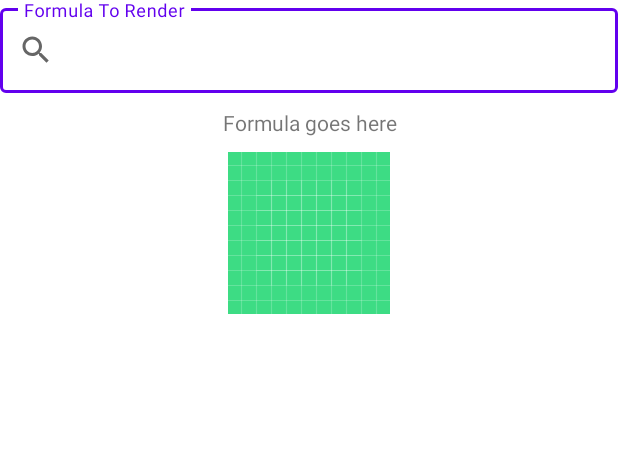
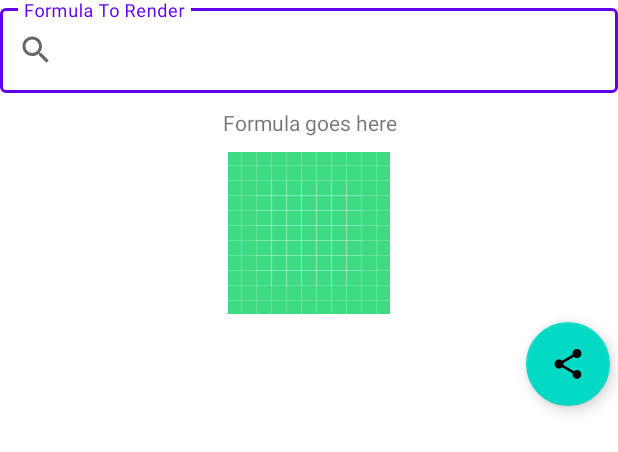
Before and after one commit to R-Masoumi/FormulaRenderer, an Android app: the layout fragment_home.xml on its own in the app's theme, with its tools: preview values and no code run, on a phone screen of 412 x 824 dp. Shown: the top 452 px of the screen. Run offline under Robolectric (Android 15) with nearby library versions, the phone set to English and light mode, and no system bars.

Commit message:
added share functionality

```diff
--- /dev/null
+++ b/app/src/main/res/drawable/ic_share.xml
@@ -0,0 +1,10 @@
+<vector xmlns:android="http://schemas.android.com/apk/res/android"
+    android:width="24dp"
+    android:height="24dp"
+    android:viewportWidth="24"
+    android:viewportHeight="24"
+    android:tint="?attr/colorControlNormal">
+  <path
+      android:fillColor="@android:color/white"
+      android:pathData="M18,16.08c-0.76,0 -1.44,0.3 -1.96,0.77L8.91,12.7c0.05,-0.23 0.09,-0.46 0.09,-0.7s-0.04,-0.47 -0.09,-0.7l7.05,-4.11c0.54,0.5 1.25,0.81 2.04,0.81 1.66,0 3,-1.34 3,-3s-1.34,-3 -3,-3 -3,1.34 -3,3c0,0.24 0.04,0.47 0.09,0.7L8.04,9.81C7.5,9.31 6.79,9 6,9c-1.66,0 -3,1.34 -3,3s1.34,3 3,3c0.79,0 1.5,-0.31 2.04,-0.81l7.12,4.16c-0.05,0.21 -0.08,0.43 -0.08,0.65 0,1.61 1.31,2.92 2.92,2.92 1.61,0 2.92,-1.31 2.92,-2.92s-1.31,-2.92 -2.92,-2.92z"/>
+</vector>
--- a/app/src/main/res/layout/fragment_home.xml
+++ b/app/src/main/res/layout/fragment_home.xml
@@ -13,6 +13,7 @@
     </data>
 
     <androidx.constraintlayout.widget.ConstraintLayout
+        android:id="@+id/container"
         android:layout_width="match_parent"
         android:layout_height="match_parent">
 
@@ -46,13 +47,28 @@
             android:text="@{viewModel.formula}"
             tools:text="Formula goes here"/>
         <ImageView
+            android:id="@+id/iv_formula"
             android:layout_width="match_parent"
             android:layout_height="wrap_content"
             app:layout_constraintTop_toBottomOf="@id/tv_formula"
             app:layout_constraintStart_toStartOf="@id/til_search"
+            android:scaleType="fitCenter"
             tools:src="@drawable/ic_launcher_background"
             android:layout_marginTop="10dp"
             app:image="@{viewModel.image}"
             android:contentDescription="@string/acc_formula_img" />
+
+        <com.google.android.material.floatingactionbutton.FloatingActionButton
+            android:id="@+id/btn_share"
+            android:layout_width="wrap_content"
+            android:layout_height="wrap_content"
+            android:src="@drawable/ic_share"
+            android:contentDescription="@string/lbl_share"
+            android:layout_margin="5dp"
+            android:visibility="@{viewModel.image != null ? View.VISIBLE : View.GONE}"
+            app:layout_constraintTop_toBottomOf="@id/iv_formula"
+            app:layout_constraintEnd_toEndOf="@id/iv_formula"/>
     </androidx.constraintlayout.widget.ConstraintLayout>
+
+
 </layout>
--- /dev/null
+++ b/app/src/main/res/xml/filepath.xml
@@ -0,0 +1,4 @@
+<?xml version="1.0" encoding="utf-8"?>
+<paths xmlns:android="http://schemas.android.com/apk/res/android">
+    <cache-path name="shared_images" path="/"/>
+</paths>
```
Also changed, not shown: app/src/main/AndroidManifest.xml (+10 -0 lines), app/src/main/java/masoumi/formularenderer/ui/fragment/HomeFragment.kt (+41 -3 lines), app/src/main/java/masoumi/formularenderer/util/BindingAdapters.kt (+0 -9 lines), app/src/main/res/values/strings.xml (+7 -0 lines).
